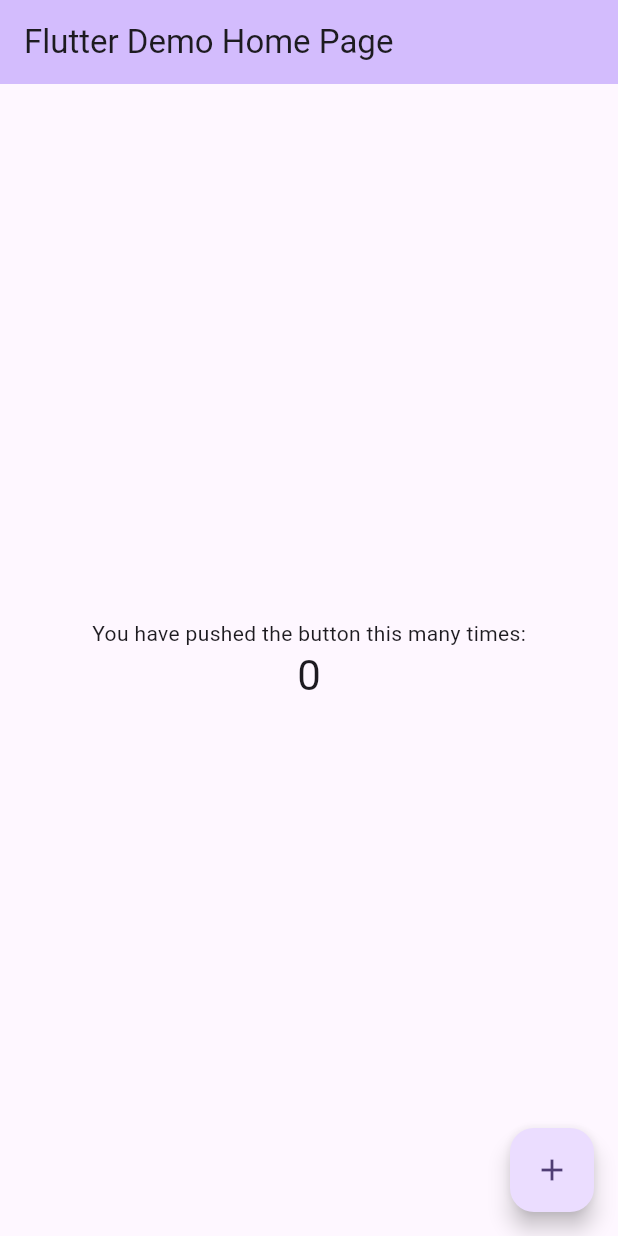
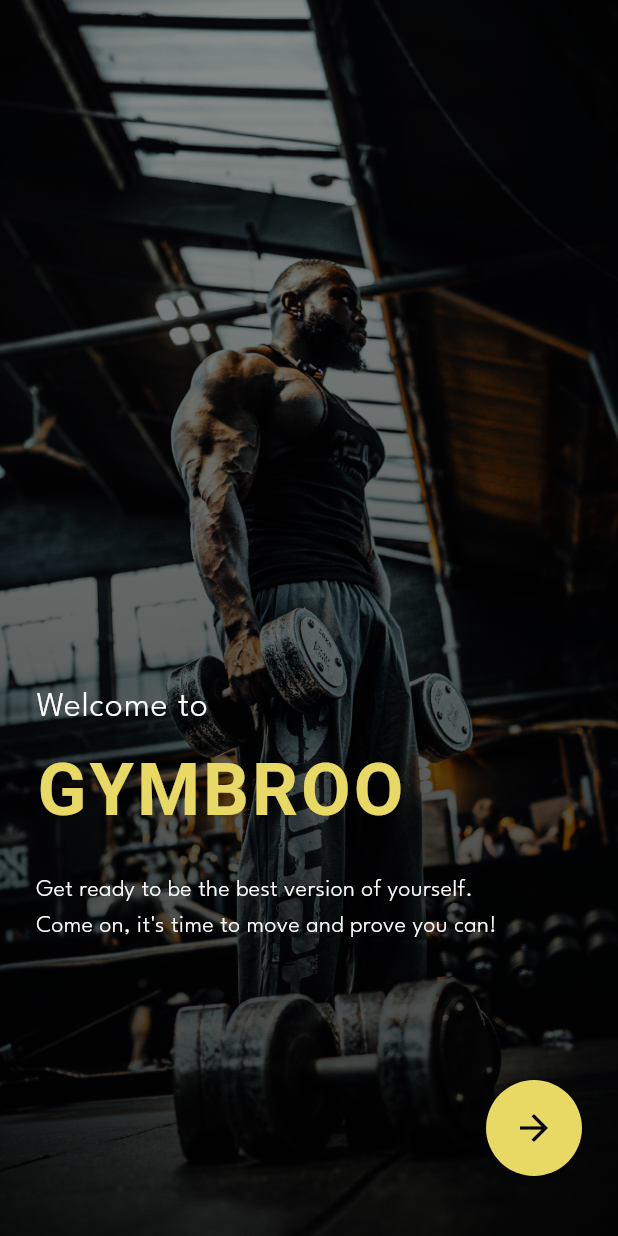
Before and after one commit to mifzalf/gymbroo, a Flutter app: the screen it shows after launch, on a phone screen of 412 x 824 dp. Run offline on Flutter 3.47's test engine with Material 3 defaults, Android fonts, the phone set to English and light mode, and no system bars; Roboto replaces fonts that are missing (Konkhmer Sleokchher).

```diff
--- a/lib/main.dart
+++ b/lib/main.dart
@@ -1,4 +1,5 @@
 import 'package:flutter/material.dart';
+import 'pages/startPages.dart';
 
 void main() {
   runApp(const MyApp());
@@ -7,116 +8,35 @@ void main() {
 class MyApp extends StatelessWidget {
   const MyApp({super.key});
 
-  // This widget is the root of your application.
+
   @override
   Widget build(BuildContext context) {
     return MaterialApp(
-      title: 'Flutter Demo',
+      title: 'GYMBROO',
       theme: ThemeData(
-        // This is the theme of your application.
-        //
-        // TRY THIS: Try running your application with "flutter run". You'll see
-        // the application has a purple toolbar. Then, without quitting the app,
-        // try changing the seedColor in the colorScheme below to Colors.green
-        // and then invoke "hot reload" (save your changes or press the "hot
-        // reload" button in a Flutter-supported IDE, or press "r" if you used
-        // the command line to start the app).
-        //
-        // Notice that the counter didn't reset back to zero; the application
-        // state is not lost during the reload. To reset the state, use hot
-        // restart instead.
-        //
-        // This works for code too, not just values: Most code changes can be
-        // tested with just a hot reload.
-        colorScheme: ColorScheme.fromSeed(seedColor: Colors.deepPurple),
+        fontFamily: 'League Spartan',
+        textTheme: const TextTheme(
+          headlineLarge: TextStyle(
+            fontFamily: 'Konkhmer Sleokchher',
+            fontSize: 32,
+            fontWeight: FontWeight.normal,
+          ),
+          headlineMedium: TextStyle(
+            fontFamily: 'Konkhmer Sleokchher',
+            fontSize: 28,
+            fontWeight: FontWeight.normal,
+          ),
+          bodyLarge: TextStyle(
+            fontSize: 18,
+            fontWeight: FontWeight.normal,
+          ),
+          bodyMedium: TextStyle(
+            fontSize: 16,
+          ),
+        ),
       ),
-      home: const MyHomePage(title: 'Flutter Demo Home Page'),
+      home: const StartPage(),
+
     );
   }
 }
-
-class MyHomePage extends StatefulWidget {
-  const MyHomePage({super.key, required this.title});
-
-  // This widget is the home page of your application. It is stateful, meaning
-  // that it has a State object (defined below) that contains fields that affect
-  // how it looks.
-
-  // This class is the configuration for the state. It holds the values (in this
-  // case the title) provided by the parent (in this case the App widget) and
-  // used by the build method of the State. Fields in a Widget subclass are
-  // always marked "final".
-
-  final String title;
-
-  @override
-  State<MyHomePage> createState() => _MyHomePageState();
-}
-
-class _MyHomePageState extends State<MyHomePage> {
-  int _counter = 0;
-
-  void _incrementCounter() {
-    setState(() {
-      // This call to setState tells the Flutter framework that something has
-      // changed in this State, which causes it to rerun the build method below
-      // so that the display can reflect the updated values. If we changed
-      // _counter without calling setState(), then the build method would not be
-      // called again, and so nothing would appear to happen.
-      _counter++;
-    });
-  }
-
-  @override
-  Widget build(BuildContext context) {
-    // This method is rerun every time setState is called, for instance as done
-    // by the _incrementCounter method above.
-    //
-    // The Flutter framework has been optimized to make rerunning build methods
-    // fast, so that you can just rebuild anything that needs updating rather
-    // than having to individually change instances of widgets.
-    return Scaffold(
-      appBar: AppBar(
-        // TRY THIS: Try changing the color here to a specific color (to
-        // Colors.amber, perhaps?) and trigger a hot reload to see the AppBar
-        // change color while the other colors stay the same.
-        backgroundColor: Theme.of(context).colorScheme.inversePrimary,
-        // Here we take the value from the MyHomePage object that was created by
-        // the App.build method, and use it to set our appbar title.
-        title: Text(widget.title),
-      ),
-      body: Center(
-        // Center is a layout widget. It takes a single child and positions it
-        // in the middle of the parent.
-        child: Column(
-          // Column is also a layout widget. It takes a list of children and
-          // arranges them vertically. By default, it sizes itself to fit its
-          // children horizontally, and tries to be as tall as its parent.
-          //
-          // Column has various properties to control how it sizes itself and
-          // how it positions its children. Here we use mainAxisAlignment to
-          // center the children vertically; the main axis here is the vertical
-          // axis because Columns are vertical (the cross axis would be
-          // horizontal).
-          //
-          // TRY THIS: Invoke "debug painting" (choose the "Toggle Debug Paint"
-          // action in the IDE, or press "p" in the console), to see the
-          // wireframe for each widget.
-          mainAxisAlignment: MainAxisAlignment.center,
-          children: <Widget>[
-            const Text('You have pushed the button this many times:'),
-            Text(
-              '$_counter',
-              style: Theme.of(context).textTheme.headlineMedium,
-            ),
-          ],
-        ),
-      ),
-      floatingActionButton: FloatingActionButton(
-        onPressed: _incrementCounter,
-        tooltip: 'Increment',
-        child: const Icon(Icons.add),
-      ), // This trailing comma makes auto-formatting nicer for build methods.
-    );
-  }
-}
--- /dev/null
+++ b/lib/pages/startPages.dart
@@ -0,0 +1,122 @@
+import 'package:flutter/material.dart';
+import 'auth/loginPage.dart';
+
+class StartPage extends StatelessWidget {
+  const StartPage({super.key});
+
+  @override
+  Widget build(BuildContext context) {
+    return Scaffold(
+      body: Container(
+        width: double.infinity,
+        height: double.infinity,
+        decoration: const BoxDecoration(
+          image: DecorationImage(
+            image: AssetImage('assets/images/gymstart.jpg'),
+            fit: BoxFit.cover,
+          ),
+        ),
+        child: Container(
+          decoration: BoxDecoration(
+            gradient: LinearGradient(
+              begin: Alignment.topCenter,
+              end: Alignment.bottomCenter,
+              colors: [
+                Colors.black.withOpacity(0.3),
+                Colors.black.withOpacity(0.7),
+              ],
+            ),
+          ),
+          child: SafeArea(
+            child: Padding(
+              padding: const EdgeInsets.symmetric(horizontal: 24.0),
+              child: Column(
+                crossAxisAlignment: CrossAxisAlignment.start,
+                children: [
+                  const Spacer(flex: 5),
+
+                  // Welcome text
+                  Text(
+                    'Welcome to',
+                    style: Theme.of(context).textTheme.bodyLarge?.copyWith(
+                      color: Colors.white,
+                      fontSize: 24,
+                      fontWeight: FontWeight.w300,
+                    ),
+                  ),
+
+                  const SizedBox(height: 8),
+
+                  // GYMBROO title
+                  Text(
+                    'GYMBROO',
+                    style: Theme.of(context).textTheme.headlineLarge?.copyWith(
+                      color: const Color(0xFFE8D864), // Yellow color from image
+                      fontSize: 48,
+                      fontWeight: FontWeight.bold,
+                      letterSpacing: 2.0,
+                    ),
+                  ),
+
+                  const SizedBox(height: 24),
+
+                  // Description text
+                  Text(
+                    'Get ready to be the best version of yourself.\nCome on, it\'s time to move and prove you can!',
+                    style: Theme.of(context).textTheme.bodyMedium?.copyWith(
+                      color: Colors.white,
+                      fontSize: 16,
+                      height: 1.5,
+                      fontWeight: FontWeight.w300,
+                    ),
+                  ),
+
+                  const Spacer(flex: 1),
+
+                  // Start button
+                  Padding(
+                    padding: const EdgeInsets.only(bottom: 40.0),
+                    child: Align(
+                      alignment: Alignment.centerRight,
+                      child: GestureDetector(
+                        onTap: () {
+                          // Navigate to login page
+                          Navigator.push(
+                            context,
+                            MaterialPageRoute(
+                              builder: (context) => const LoginPage(),
+                            ),
+                          );
+                        },
+                        child: Container(
+                          width: 64,
+                          height: 64,
+                          decoration: BoxDecoration(
+                            color: const Color(0xFFE8D864), // Yellow color
+                            borderRadius: BorderRadius.circular(32),
+                            boxShadow: [
+                              BoxShadow(
+                                color: Colors.black.withOpacity(0.3),
+                                blurRadius: 8,
+                                offset: const Offset(0, 4),
+                              ),
+                            ],
+                          ),
+                          child: const Icon(
+                            Icons.arrow_forward,
+                            color: Colors.black,
+                            size: 28,
+                          ),
+                        ),
+                      ),
+                    ),
+                  ),
+                ],
+              ),
+            ),
+          ),
+        ),
+      ),
+    );
+  }
+}
```
Also changed, not shown: lib/pages/auth/loginPage.dart (added, +233 -0 lines), pubspec.yaml (+27 -11 lines), assets/images/gymstart.jpg (added), fonts/LeagueSpartan-Black.ttf (added), fonts/LeagueSpartan-Bold.ttf (added), fonts/LeagueSpartan-ExtraBold.ttf (added), fonts/LeagueSpartan-ExtraLight.ttf (added), fonts/LeagueSpartan-Light.ttf (added), fonts/LeagueSpartan-Medium.ttf (added), fonts/LeagueSpartan-Regular.ttf (added), fonts/LeagueSpartan-SemiBold.ttf (added), fonts/LeagueSpartan-Thin.ttf (added), lib/pages/auth/register.dart (added), 1 other file.
